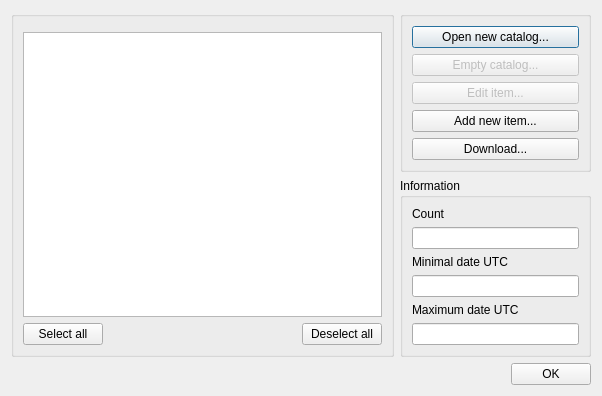
This is casterdlg.ui in PavelMr/skytechx as Qt 5 draws it before an edit. The edited form follows.
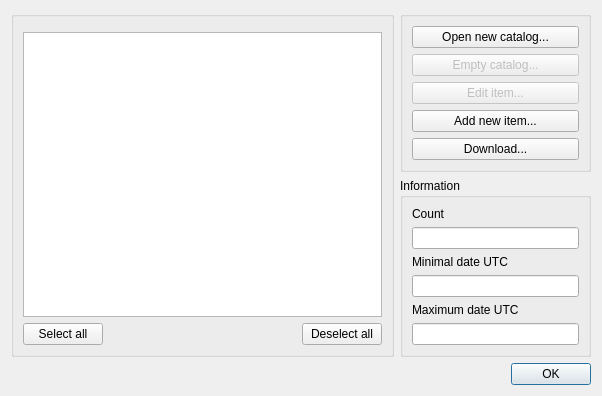
This is the edited form. Custom widgets are drawn as their Qt base class.

```diff
--- a/casterdlg.ui
+++ b/casterdlg.ui
@@ -231,6 +231,9 @@
        <property name="text">
         <string>OK</string>
        </property>
+       <property name="default">
+        <bool>true</bool>
+       </property>
       </widget>
      </item>
     </layout>
```
